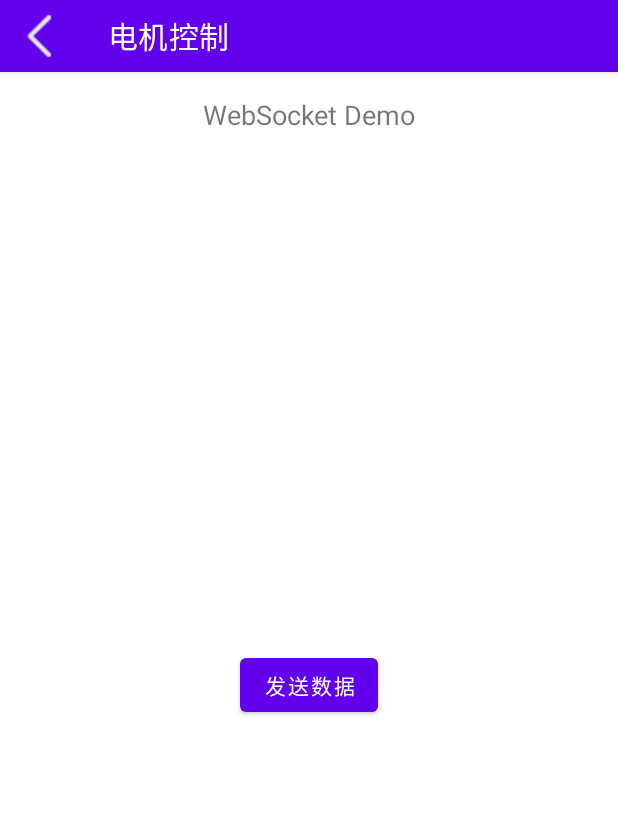
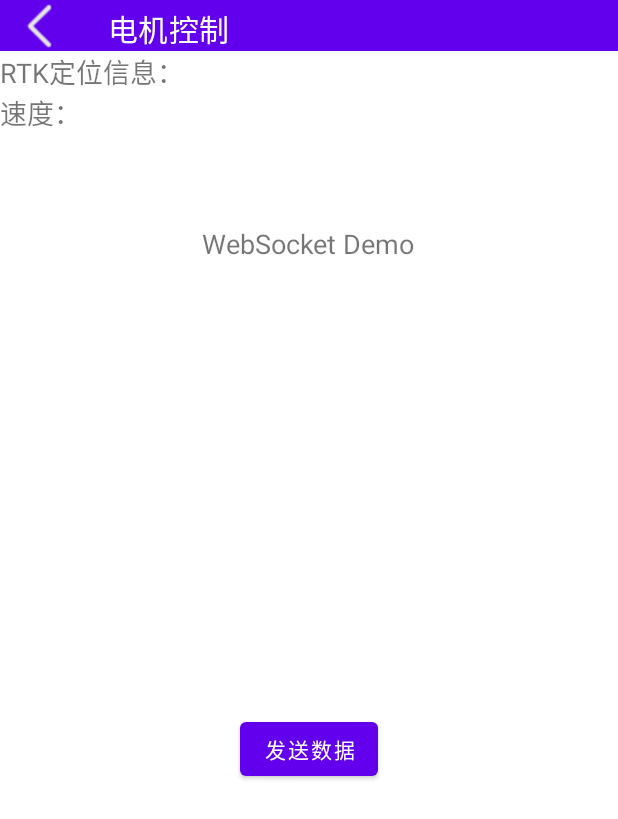
Before and after one commit to Wangshenggui/SeedSysAndroidAPP, an Android app: the MotorControlActivity screen opened directly, with no data from a screen before it, on a phone screen of 412 x 824 dp. Shown: the top 819 px of the screen. Run offline under Robolectric (Android 15) with nearby library versions, the phone set to English and light mode, and no system bars.

Commit message:
实现解析JSON格式消息

```diff
--- a/app/build.gradle
+++ b/app/build.gradle
@@ -44,4 +44,6 @@ dependencies {
     // implementation 'com.squareup.okhttp3:okhttp:3.13.1'
 
     implementation 'org.java-websocket:Java-WebSocket:1.5.2'
+
+    implementation 'com.google.code.gson:gson:2.8.8'
 }
--- a/app/src/main/res/layout/activity_motor_control.xml
+++ b/app/src/main/res/layout/activity_motor_control.xml
@@ -10,26 +10,42 @@
     <androidx.appcompat.widget.Toolbar
         android:id="@+id/Toolbar"
         android:layout_width="match_parent"
-        android:layout_height="48dp"
+        android:layout_height="34dp"
         app:title="电机控制"
         android:background="?attr/colorPrimary"
-        android:elevation="4dp"
+        android:elevation="0dp"
         android:theme="@style/ThemeOverlay.AppCompat.ActionBar"
         app:popupTheme="@style/ThemeOverlay.AppCompat.Light"
         app:layout_constraintTop_toTopOf="parent"
         app:navigationIcon="@drawable/ic_back" /> <!-- 添加这一行 -->
 
+    <TextView
+        android:id="@+id/RTKTextView"
+        android:layout_width="wrap_content"
+        android:layout_height="wrap_content"
+        android:text="RTK定位信息："
+        android:textSize="18sp"
+        app:layout_constraintTop_toBottomOf="@id/Toolbar"/>
+
+    <TextView
+        android:id="@+id/SpeedTextView"
+        android:layout_width="wrap_content"
+        android:layout_height="wrap_content"
+        android:text="速度："
+        android:textSize="18sp"
+        app:layout_constraintTop_toBottomOf="@id/RTKTextView" />
 
     <TextView
         android:id="@+id/RxTextView"
         android:layout_width="wrap_content"
         android:layout_height="wrap_content"
+        android:layout_marginTop="116dp"
         android:text="WebSocket Demo"
         android:textSize="18sp"
-        android:layout_marginTop="16dp"
-        app:layout_constraintTop_toBottomOf="@id/Toolbar"
+        app:layout_constraintEnd_toEndOf="parent"
+        app:layout_constraintHorizontal_bias="0.498"
         app:layout_constraintStart_toStartOf="parent"
-        app:layout_constraintEnd_toEndOf="parent" />
+        app:layout_constraintTop_toBottomOf="@id/Toolbar" />
 
     <Button
         android:id="@+id/SendDataButton"
```
Also changed, not shown: app/src/main/java/com/example/seedingsystemandroidapp/MotorControlActivity.java (+17 -1 lines).
